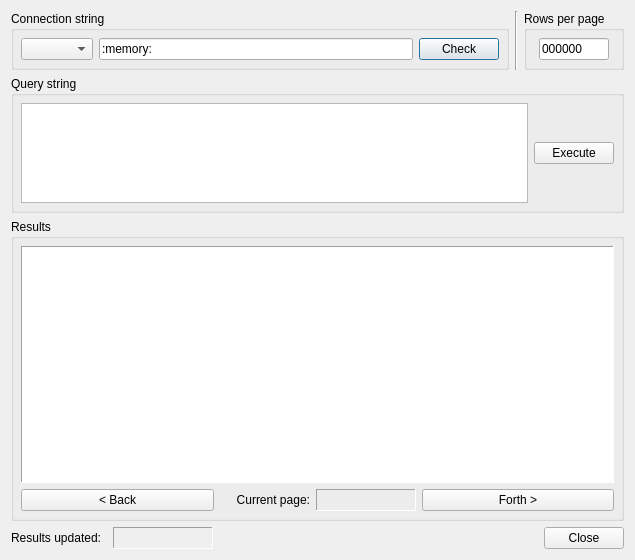
First picture: the form in app.ui, repository proway2/dbmp, before the edit.
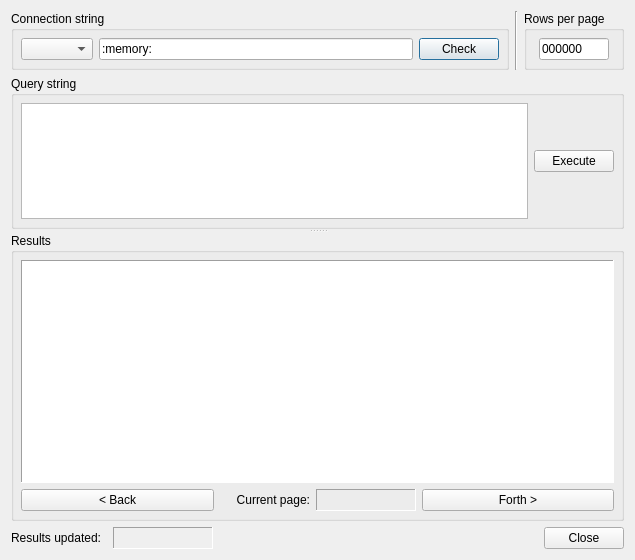
Second picture: the form after the edit.

Commit message: Added splitter between hblQuery and hblResults

The edit to the form file:
```diff
--- a/app.ui
+++ b/app.ui
@@ -89,6 +89,14 @@
     </layout>
    </item>
    <item>
+    <widget class="QSplitter" name="splitter">
+     <property name="orientation">
+      <enum>Qt::Vertical</enum>
+     </property>
+     <property name="childrenCollapsible">
+      <bool>false</bool>
+     </property>
+     <widget class="QWidget" name="">
     <layout class="QHBoxLayout" name="hblQuery">
      <item>
       <widget class="QGroupBox" name="gpbQuery">
@@ -119,7 +127,7 @@
           <property name="maximumSize">
            <size>
             <width>16777215</width>
-            <height>192</height>
+              <height>16777215</height>
            </size>
           </property>
          </widget>
@@ -138,8 +146,8 @@
       </widget>
      </item>
     </layout>
-   </item>
-   <item>
+     </widget>
+     <widget class="QWidget" name="">
     <layout class="QHBoxLayout" name="hblResults">
      <item>
       <widget class="QGroupBox" name="gpbResults">
@@ -226,6 +234,8 @@
       </widget>
      </item>
     </layout>
+     </widget>
+    </widget>
    </item>
    <item>
     <layout class="QHBoxLayout" name="hblClose">
```
Left out of the diff: 5 changed lines with no effect on the pictures. Lines whose indentation alone changed are shown as unchanged.
